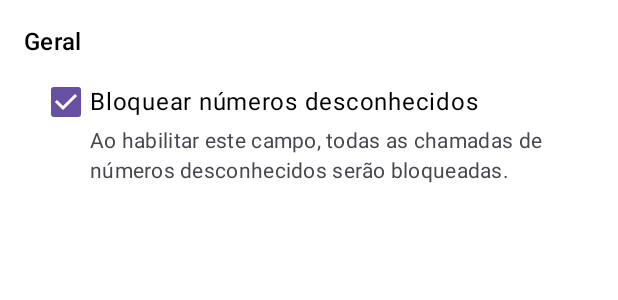
After one commit to badiale/CallBlocker, an Android app built with Jetpack Compose: the @Preview function ConfigurationScreen, on a phone screen of 412 x 824 dp. The commit adds this screen. Shown: the top 300 px of the screen. Run offline under Robolectric (Android 15) with nearby library versions, the phone set to English and light mode, and no system bars.

Commit message:
Add configuration to disable call blocking

```diff
--- a/app/src/main/java/dev/badiale/callblocker/CallBlockerScreeningService.kt
+++ b/app/src/main/java/dev/badiale/callblocker/CallBlockerScreeningService.kt
@@ -6,14 +6,16 @@ import android.provider.ContactsContract
 import android.telecom.Call
 import android.telecom.CallScreeningService
 import android.util.Log
+import dev.badiale.callblocker.services.PreferenceService
 
 class CallBlockerScreeningService : CallScreeningService() {
     override fun onScreenCall(callDetails: Call.Details) {
         val number = callDetails.handle.schemeSpecificPart
         Log.d("CallBlocker", "Incoming call: $number")
+        val preferenceService = PreferenceService(this)
 
         val callResponseBuilder = CallResponse.Builder()
-        if (!isInContacts(number)) {
+        if (preferenceService.isBlockUnknownNumber() && !isInContacts(number)) {
             callResponseBuilder
                 .setDisallowCall(true)
                 .setRejectCall(true)
--- a/app/src/main/java/dev/badiale/callblocker/presentation/components/DrawerContent.kt
+++ b/app/src/main/java/dev/badiale/callblocker/presentation/components/DrawerContent.kt
@@ -30,6 +30,10 @@ fun DrawerContent(onDestinationClicked: (Screen) -> Unit) {
             onDestinationClicked = onDestinationClicked
         )
         ScreenDrawerItem(
+            screen = Screen.Configuration,
+            onDestinationClicked = onDestinationClicked
+        )
+        ScreenDrawerItem(
             screen = Screen.ConfigurationPermission,
             onDestinationClicked = onDestinationClicked
         )
--- /dev/null
+++ b/app/src/main/java/dev/badiale/callblocker/presentation/screens/ConfigurationScreen.kt
@@ -0,0 +1,91 @@
+package dev.badiale.callblocker.presentation.screens
+
+import android.content.SharedPreferences
+import androidx.compose.foundation.layout.Column
+import androidx.compose.foundation.layout.Row
+import androidx.compose.foundation.layout.Spacer
+import androidx.compose.foundation.layout.fillMaxWidth
+import androidx.compose.foundation.layout.height
+import androidx.compose.foundation.layout.padding
+import androidx.compose.foundation.layout.width
+import androidx.compose.foundation.rememberScrollState
+import androidx.compose.foundation.selection.toggleable
+import androidx.compose.foundation.verticalScroll
+import androidx.compose.material3.Checkbox
+import androidx.compose.material3.MaterialTheme
+import androidx.compose.material3.Text
+import androidx.compose.runtime.Composable
+import androidx.compose.runtime.collectAsState
+import androidx.compose.runtime.getValue
+import androidx.compose.ui.Alignment
+import androidx.compose.ui.Modifier
+import androidx.compose.ui.platform.LocalContext
+import androidx.compose.ui.res.stringResource
+import androidx.compose.ui.semantics.Role
+import androidx.compose.ui.tooling.preview.Preview
+import androidx.compose.ui.unit.dp
+import dev.badiale.callblocker.R
+import kotlinx.coroutines.flow.MutableStateFlow
+import kotlinx.serialization.Serializable
+import androidx.core.content.edit
+import dev.badiale.callblocker.services.PreferenceService
+
+@Serializable
+object ConfigurationNavigation
+
+@Preview
+@Composable
+fun ConfigurationScreen() {
+    Column(
+        modifier = Modifier
+            .verticalScroll(rememberScrollState())
+            .padding(16.dp)
+    ) {
+        GeneralTab()
+        Spacer(Modifier.height(4.dp))
+    }
+
+}
+
+@Composable
+fun GeneralTab() {
+    val context = LocalContext.current
+    val preference = PreferenceService(context)
+    val configurationEnabled = MutableStateFlow(preference.isBlockUnknownNumber())
+    val initialValue by configurationEnabled.collectAsState()
+
+    Text(
+        text = stringResource(R.string.general),
+        style = MaterialTheme.typography.titleMedium
+    )
+
+    Row(
+        verticalAlignment = Alignment.Top,
+        modifier = Modifier
+            .padding(16.dp)
+            .fillMaxWidth()
+            .toggleable(
+                role = Role.Checkbox,
+                value = initialValue,
+                onValueChange = {
+                    preference.setBlockUnknownNumber(it)
+                    configurationEnabled.value = it
+                }
+            )
+    ) {
+        Checkbox(checked = initialValue, onCheckedChange = null)
+        Spacer(modifier = Modifier.width(4.dp))
+        Column {
+            Text(
+                text = stringResource(R.string.configuration_block_enabled),
+                style = MaterialTheme.typography.bodyLarge
+            )
+            Text(
+                text = stringResource(R.string.configuration_block_enabled_description),
+                modifier = Modifier.padding(top = 4.dp),
+                style = MaterialTheme.typography.bodyMedium,
+                color = MaterialTheme.colorScheme.onSurfaceVariant
+            )
+        }
+    }
+}
--- a/app/src/main/java/dev/badiale/callblocker/presentation/screens/MainScreen.kt
+++ b/app/src/main/java/dev/badiale/callblocker/presentation/screens/MainScreen.kt
@@ -75,6 +75,9 @@ fun MainScreen() {
                 composable<ConfigurationPermissionNavigation> {
                     ConfigurationPermissionScreen()
                 }
+                composable<ConfigurationNavigation> {
+                    ConfigurationScreen()
+                }
             }
         }
     }
--- a/app/src/main/java/dev/badiale/callblocker/presentation/screens/Screen.kt
+++ b/app/src/main/java/dev/badiale/callblocker/presentation/screens/Screen.kt
@@ -5,6 +5,7 @@ import dev.badiale.callblocker.R
 
 sealed class Screen(val route: Any, @StringRes val name: Int) {
     object CallLog : Screen(CallLogScreenNavigation, R.string.call_log)
+    object Configuration : Screen(ConfigurationNavigation, R.string.configuration)
     object ConfigurationPermission : Screen(
         ConfigurationPermissionNavigation, R.string.permissions
     )
--- /dev/null
+++ b/app/src/main/java/dev/badiale/callblocker/services/PreferenceService.kt
@@ -0,0 +1,24 @@
+package dev.badiale.callblocker.services
+
+import android.content.Context
+import android.content.Context.MODE_PRIVATE
+import androidx.core.content.edit
+
+class PreferenceService(context: Context) {
+    private companion object {
+        const val PREFERENCE_NAME = "callBlockerGeneral"
+        const val BLOCK_UNKNOWN_NUMBER = "BLOCK_UNKNOWN_NUMBER"
+    }
+
+    val preference = context.getSharedPreferences(PREFERENCE_NAME, MODE_PRIVATE)
+
+    fun isBlockUnknownNumber(): Boolean {
+        return preference.getBoolean(BLOCK_UNKNOWN_NUMBER, true)
+    }
+
+    fun setBlockUnknownNumber(block: Boolean) {
+        preference.edit(commit = true) {
+            putBoolean(BLOCK_UNKNOWN_NUMBER, block)
+        };
+    }
+}
--- a/app/src/main/res/values/strings.xml
+++ b/app/src/main/res/values/strings.xml
@@ -23,4 +23,8 @@
     <string name="call_type_blocked_type">Bloqueada automaticamente</string>
     <string name="call_type_answered_externally_type">Atendido em outro dispositivo</string>
     <string name="call_type_answered_unknown">Tipo desconhecido</string>
+    <string name="general">Geral</string>
+    <string name="configuration_block_enabled">Bloquear números desconhecidos</string>
+    <string name="configuration_block_enabled_description">Ao habilitar este campo, todas as chamadas de números desconhecidos serão bloqueadas.</string>
+    <string name="configuration">Configurações</string>
 </resources>
```
Also changed, not shown: 1 other file.
